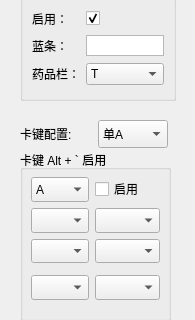
Above: sg-util.ui from thebe4st/sg-helper before the change; both pictures show x 0 to 195 and y 280 to 600 of the 195 by 700 pixel window. Below: the same form after it.
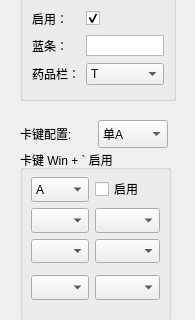
That is the form after the change.

Commit message: refactor: update hotkey from alt+` to win+`

Patch:
```diff
--- a/sg-util.ui
+++ b/sg-util.ui
@@ -286,7 +286,7 @@
      </rect>
     </property>
     <property name="title">
-     <string>卡键 Alt + ` 启用</string>
+     <string>卡键 Win + ` 启用</string>
     </property>
     <widget class="QComboBox" name="Tick1">
      <property name="geometry">
```
The commit also changes 2 other files.
